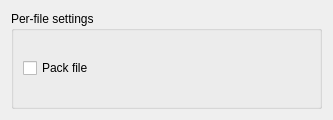
Guekka/cathedral-assets-optimizer, file src/gui/AdvancedBSAModule.ui: the form before one commit.
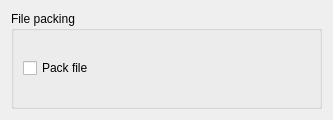
The form after the commit.

```diff
--- a/src/gui/AdvancedBSAModule.ui
+++ b/src/gui/AdvancedBSAModule.ui
@@ -23,7 +23,7 @@
       </sizepolicy>
      </property>
      <property name="title">
-      <string>Per-file settings</string>
+      <string>File packing</string>
      </property>
      <property name="checkable">
       <bool>false</bool>
```
Left out of the diff: 2 changed lines with no effect on the pictures.
